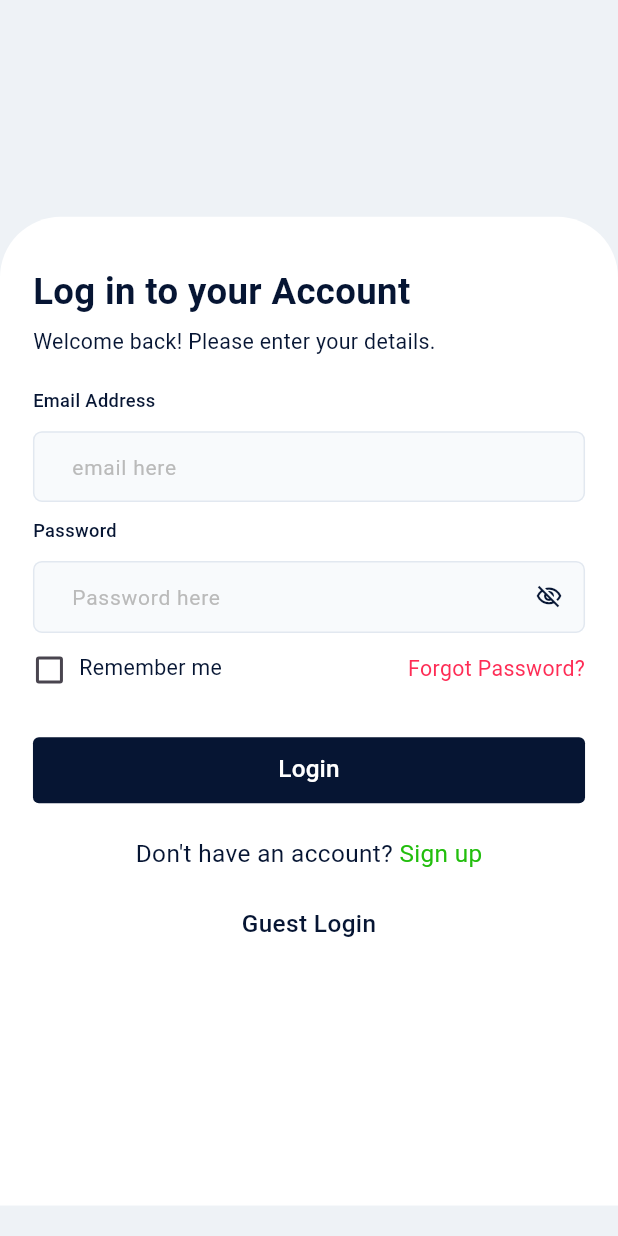
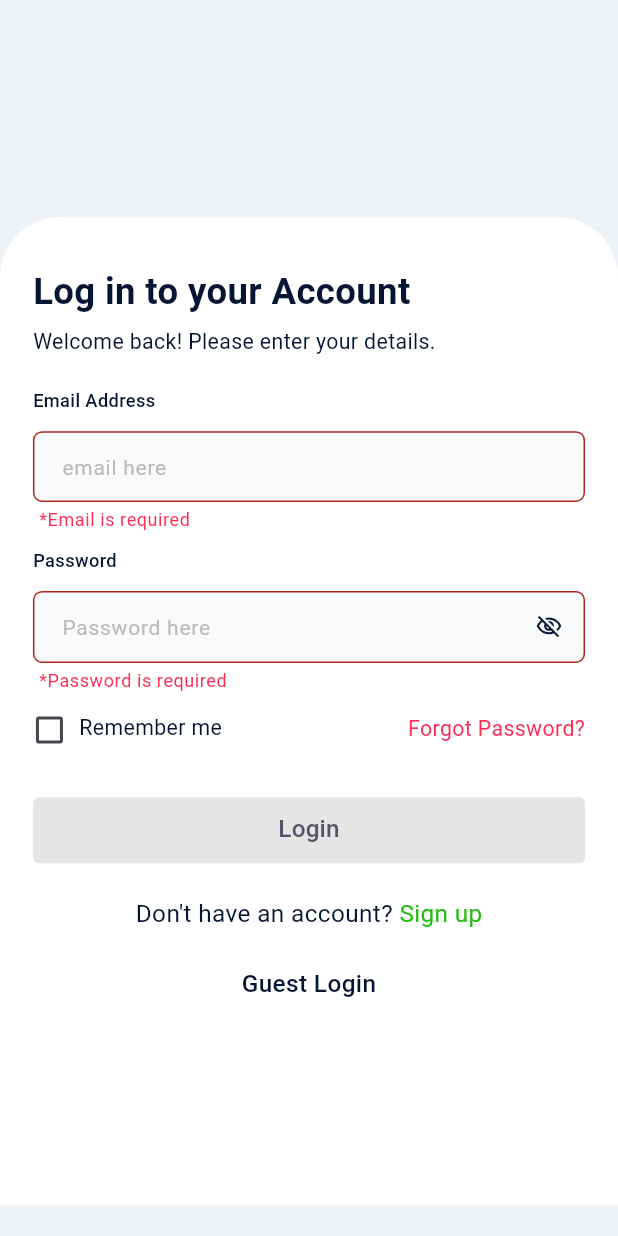
Before and after one commit to mscsapan/my-senger, a Flutter app: the screen it shows after launch, after a tap on "Login", on a phone screen of 412 x 824 dp. Run offline on Flutter 3.47's test engine with Material 3 defaults, Android fonts, the phone set to English and light mode, and no system bars; our stand-ins replace bloc, cached_network_image, cloud_firestore, connectivity_plus, dartz, equatable and 8 more; accounts and stored records are empty; network calls fail.

Commit message:
🔐 Form validator added

```diff
--- a/lib/presentation/screens/authentication/auth_screen.dart
+++ b/lib/presentation/screens/authentication/auth_screen.dart
@@ -65,7 +65,11 @@ class _AuthScreenState extends State<AuthScreen> {
                 builder: (context,state){
                   final login = state.authState;
                   final isShow = state.users?.showPassword?? true;
-                  return Column(
+                  final isValidate = state.users?.validateLoginField ?? false;
+                  return Form(
+                    key: loginBloc.loginFormKey,
+                    autovalidateMode: AutovalidateMode.onUserInteraction,
+                    child: Column(
                       // padding: Utils.symmetric(),
                       crossAxisAlignment: CrossAxisAlignment.start,
                       children: [
@@ -87,8 +91,11 @@ class _AuthScreenState extends State<AuthScreen> {
                             child: TextFormField(
                               initialValue: state.users?.loginEmail,
                               onChanged:(val)=>  loginBloc.addUserInfo((info)=>info.copyWith(loginEmail: val)),
-                            decoration: const InputDecoration(
+                              validator: Utils.requiredValidator('Email'),
+                              // autovalidateMode: AutovalidateMode.onUserInteraction,
+                              decoration:  InputDecoration(
                                 hintText: 'email here',
+                                prefix: Utils.horizontalSpace(textFieldSpace),
                               ),
                               keyboardType: TextInputType.emailAddress,
                             )),
@@ -100,8 +107,12 @@ class _AuthScreenState extends State<AuthScreen> {
                               initialValue: state.users?.loginPassword,
                               onChanged:(val)=>  loginBloc.addUserInfo((info)=>info.copyWith(loginPassword: val)),
                               obscureText: isShow,
+
+                              validator: Utils.requiredValidator('Password'),
+                              // autovalidateMode: AutovalidateMode.onUserInteraction,
                               decoration: InputDecoration(
                                 hintText: 'Password here',
+                                prefix: Utils.horizontalSpace(textFieldSpace),
                                 suffixIcon: IconButton(
                                   onPressed: () => loginBloc.addUserInfo((info)=>info.copyWith(showPassword: !(state.users?.showPassword??false))),
                                   icon: Icon(isShow ? Icons.visibility_off_outlined : Icons.visibility_outlined, color: blackColor),
@@ -149,10 +160,15 @@ class _AuthScreenState extends State<AuthScreen> {
                           const LoadingWidget()
                         ]else...[
                           PrimaryButton(
+                            bgColor: isValidate ? blackColor:disableColor,
                             text: Utils.translatedText(context, 'Login'),
+                            textColor: isValidate ? whiteColor:grayColor,
                             onPressed: () {
                               Utils.closeKeyBoard(context);
-                            // loginBloc.signIn();
+                              // if(isValidate && (loginBloc.loginFormKey.currentState?.validate()??false)){
+                              if(loginBloc.loginFormKey.currentState?.validate()??false){
+                                loginBloc.signIn();
+                              }
                             },
                           )
                         ],
@@ -198,6 +214,7 @@ class _AuthScreenState extends State<AuthScreen> {
                           ),
                         ),
                       ],
+                    ),
                   );
                 },
 
--- a/lib/presentation/utils/constraints.dart
+++ b/lib/presentation/utils/constraints.dart
@@ -18,11 +18,13 @@ const scaffoldBgColor = Color(0xFFEEF2F6);
 const grayBackgroundColor = Color(0xFFF3F3F3);
 const Color borderColor = Color(0xFFE2E8F0);
 const Color filledColor = Color(0xFFF8FAFC);
+const Color disableColor = Color(0xFFE5E5E5);
 
 const kDuration = Duration(microseconds: 300);
 
 const Color transparent = Colors.transparent;
 const double dialogHeight = 270.0;
+double textFieldSpace = 14.0;
 
 
 ///gradient colors
--- a/lib/presentation/utils/utils.dart
+++ b/lib/presentation/utils/utils.dart
@@ -91,6 +91,15 @@ class Utils {
     //     return key;
     //   }
     // }
+  }
+
+  static FormFieldValidator<String> requiredValidator(String message) {
+    return (value) {
+      if (value == null || value.trim().isEmpty) {
+        return '*$message is required';
+      }
+      return null;
+    };
   }
 
   static String convertCurrency(var price, BuildContext context, CurrenciesModel c, [int radix = 1]) {
--- a/lib/presentation/widgets/custom_theme.dart
+++ b/lib/presentation/widgets/custom_theme.dart
@@ -78,9 +78,8 @@ class MyTheme {
           fontSize: 14.0,
           color: const Color(0xFFBABABA),
         ),
-        labelStyle: GoogleFonts.roboto(
-            fontWeight: FontWeight.w400, fontSize: 15.0, color: blackColor),
-        contentPadding: Utils.symmetric(v: 6.0, h: 20.0),
+        labelStyle: GoogleFonts.roboto(fontWeight: FontWeight.w400, fontSize: 15.0, color: blackColor),
+        contentPadding: Utils.symmetric(v: 6.0, h: 0.0),
         border: OutlineInputBorder(
           borderRadius: borderRadius,
           borderSide: const BorderSide(color: borderColor, width: 1),
@@ -92,6 +91,9 @@ class MyTheme {
         enabledBorder: OutlineInputBorder(
           borderRadius: borderRadius,
           borderSide: const BorderSide(color: borderColor, width: 1),
+        ),
+        errorStyle: GoogleFonts.roboto(
+            color: redColor,fontSize: 12.0,fontWeight: FontWeight.w400
         ),
         fillColor: filledColor,
         filled: true,
```
Also changed, not shown: lib/data/models/auth/user_response_model.dart (+15 -3 lines), lib/logic/cubit/auth/auth_cubit.dart (+43 -50 lines), lib/presentation/screens/authentication/sign_up_screen.dart (+8 -1 lines). Lines whose indentation alone changed are shown as unchanged.
